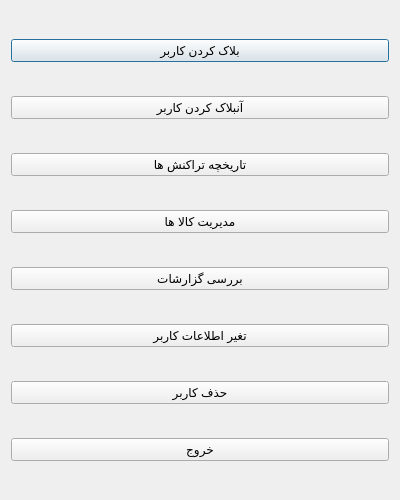
AP-projects-4001/alsa, file menu/admin.ui: the form before one commit.
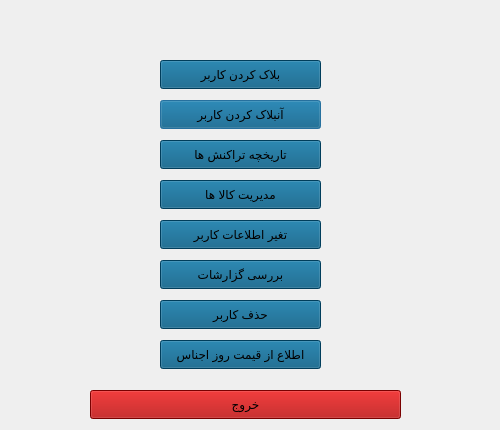
The form after the commit. Icons and pictures are not drawn.

Diff of the .ui file:
```diff
--- a/menu/admin.ui
+++ b/menu/admin.ui
@@ -2,87 +2,215 @@
 <ui version="4.0">
  <class>Admin</class>
  <widget class="QDialog" name="Admin">
+  <property name="enabled">
+   <bool>true</bool>
+  </property>
   <property name="geometry">
    <rect>
     <x>0</x>
     <y>0</y>
-    <width>400</width>
-    <height>500</height>
+    <width>500</width>
+    <height>430</height>
    </rect>
   </property>
+  <property name="sizePolicy">
+   <sizepolicy hsizetype="Preferred" vsizetype="Ignored">
+    <horstretch>0</horstretch>
+    <verstretch>0</verstretch>
+   </sizepolicy>
+  </property>
   <property name="minimumSize">
    <size>
-    <width>400</width>
-    <height>500</height>
+    <width>500</width>
+    <height>430</height>
    </size>
   </property>
   <property name="maximumSize">
    <size>
-    <width>400</width>
-    <height>500</height>
+    <width>500</width>
+    <height>430</height>
    </size>
   </property>
   <property name="windowTitle">
    <string>Dialog</string>
   </property>
-  <layout class="QVBoxLayout" name="verticalLayout">
-   <item>
-    <widget class="QPushButton" name="pushButton">
-     <property name="text">
-      <string>بلاک کردن کاربر</string>
-     </property>
-    </widget>
-   </item>
-   <item>
+  <property name="styleSheet">
+   <string notr="true"/>
+  </property>
     <widget class="QPushButton" name="pushButton_2">
+   <property name="geometry">
+    <rect>
+     <x>160</x>
+     <y>100</y>
+     <width>161</width>
+     <height>29</height>
+    </rect>
+   </property>
+   <property name="styleSheet">
+    <string notr="true">background-image: url();
+color: rgb(0, 0, 0);
+background-color: rgb(0, 85, 127);</string>
+   </property>
      <property name="text">
       <string>آنبلاک کردن کاربر</string>
      </property>
     </widget>
-   </item>
-   <item>
     <widget class="QPushButton" name="pushButton_5">
+   <property name="geometry">
+    <rect>
+     <x>160</x>
+     <y>140</y>
+     <width>161</width>
+     <height>29</height>
+    </rect>
+   </property>
+   <property name="styleSheet">
+    <string notr="true">background-image: url();
+color: rgb(0, 0, 0);
+background-color: rgb(0, 85, 127);</string>
+   </property>
      <property name="text">
       <string>تاریخچه تراکنش ها</string>
      </property>
     </widget>
-   </item>
-   <item>
     <widget class="QPushButton" name="pushButton_6">
+   <property name="geometry">
+    <rect>
+     <x>160</x>
+     <y>180</y>
+     <width>161</width>
+     <height>29</height>
+    </rect>
+   </property>
+   <property name="styleSheet">
+    <string notr="true">background-image: url();
+color: rgb(0, 0, 0);
+background-color: rgb(0, 85, 127);</string>
+   </property>
      <property name="text">
       <string>مدیریت کالا ها</string>
      </property>
     </widget>
-   </item>
-   <item>
     <widget class="QPushButton" name="pushButton_7">
+   <property name="geometry">
+    <rect>
+     <x>160</x>
+     <y>260</y>
+     <width>161</width>
+     <height>29</height>
+    </rect>
+   </property>
+   <property name="styleSheet">
+    <string notr="true">background-image: url();
+color: rgb(0, 0, 0);
+background-color: rgb(0, 85, 127);</string>
+   </property>
      <property name="text">
       <string>بررسی گزارشات</string>
      </property>
     </widget>
-   </item>
-   <item>
     <widget class="QPushButton" name="pushButton_3">
+   <property name="geometry">
+    <rect>
+     <x>160</x>
+     <y>220</y>
+     <width>161</width>
+     <height>29</height>
+    </rect>
+   </property>
+   <property name="styleSheet">
+    <string notr="true">background-image: url();
+color: rgb(0, 0, 0);
+background-color: rgb(0, 85, 127);</string>
+   </property>
      <property name="text">
       <string>تغیر اطلاعات کاربر</string>
      </property>
     </widget>
-   </item>
-   <item>
     <widget class="QPushButton" name="pushButton_4">
+   <property name="geometry">
+    <rect>
+     <x>160</x>
+     <y>300</y>
+     <width>161</width>
+     <height>29</height>
+    </rect>
+   </property>
+   <property name="styleSheet">
+    <string notr="true">background-image: url();
+color: rgb(0, 0, 0);
+background-color: rgb(0, 85, 127);</string>
+   </property>
      <property name="text">
       <string>حذف کاربر</string>
      </property>
     </widget>
-   </item>
-   <item>
     <widget class="QPushButton" name="pushButton_8">
+   <property name="geometry">
+    <rect>
+     <x>90</x>
+     <y>390</y>
+     <width>311</width>
+     <height>29</height>
+    </rect>
+   </property>
+   <property name="styleSheet">
+    <string notr="true">background-image: url();
+color: rgb(0, 0, 0);
+background-color: rgb(170, 0, 0);</string>
+   </property>
      <property name="text">
       <string>خروج</string>
      </property>
     </widget>
-   </item>
-  </layout>
+  <widget class="QPushButton" name="pushButton">
+   <property name="geometry">
+    <rect>
+     <x>160</x>
+     <y>60</y>
+     <width>161</width>
+     <height>29</height>
+    </rect>
+   </property>
+   <property name="sizePolicy">
+    <sizepolicy hsizetype="Minimum" vsizetype="Fixed">
+     <horstretch>0</horstretch>
+     <verstretch>0</verstretch>
+    </sizepolicy>
+   </property>
+   <property name="maximumSize">
+    <size>
+     <width>500</width>
+     <height>16777215</height>
+    </size>
+   </property>
+   <property name="styleSheet">
+    <string notr="true">background-image: url();
+color: rgb(0, 0, 0);
+background-color: rgb(0, 85, 127);</string>
+   </property>
+   <property name="text">
+    <string>بلاک کردن کاربر</string>
+   </property>
+  </widget>
+  <widget class="QPushButton" name="pushButton_9">
+   <property name="geometry">
+    <rect>
+     <x>160</x>
+     <y>340</y>
+     <width>161</width>
+     <height>29</height>
+    </rect>
+   </property>
+   <property name="styleSheet">
+    <string notr="true">background-image: url();
+color: rgb(0, 0, 0);
+background-color: rgb(0, 85, 127);</string>
+   </property>
+   <property name="text">
+    <string>اطلاع از قیمت روز اجناس</string>
+   </property>
+  </widget>
  </widget>
  <resources/>
  <connections/>
```
Lines whose indentation alone changed are shown as unchanged.
